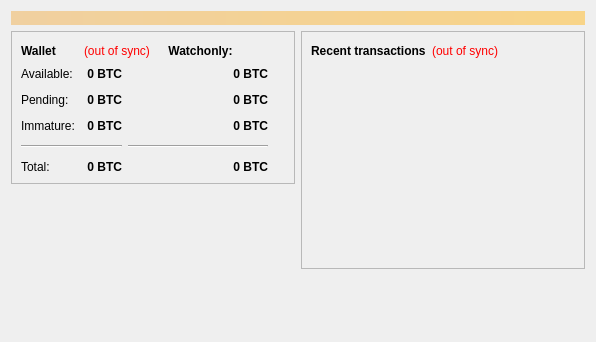
Above: src/qt/forms/overviewpage.ui from DGCDev/digitalcoin before the change. Below: the same form after it.
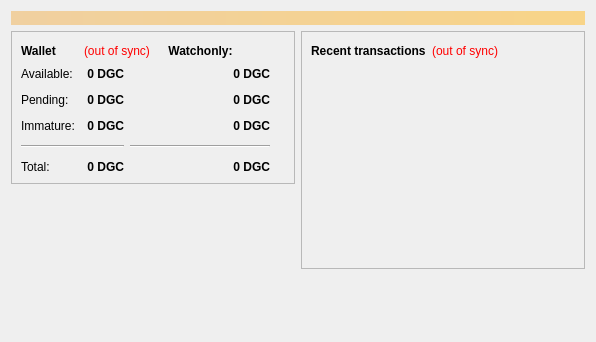
That is the form after the change.

Commit message: qt: Remove '0 BTC' placeholder from translation

What changed in the file:
```diff
--- a/src/qt/forms/overviewpage.ui
+++ b/src/qt/forms/overviewpage.ui
@@ -151,7 +151,7 @@
                  <string>Your current spendable balance</string>
                 </property>
                 <property name="text">
-                 <string notr="true">0 BTC</string>
+                 <string notr="true">0 DGC</string>
                 </property>
                 <property name="alignment">
                  <set>Qt::AlignRight|Qt::AlignTrailing|Qt::AlignVCenter</set>
@@ -183,7 +183,7 @@
                  <string>Total of transactions that have yet to be confirmed, and do not yet count toward the spendable balance</string>
                 </property>
                 <property name="text">
-                 <string notr="true">0 BTC</string>
+                 <string notr="true">0 DGC</string>
                 </property>
                 <property name="alignment">
                  <set>Qt::AlignRight|Qt::AlignTrailing|Qt::AlignVCenter</set>
@@ -215,7 +215,7 @@
                  <string>Mined balance that has not yet matured</string>
                 </property>
                 <property name="text">
-                 <string notr="true">0 BTC</string>
+                 <string notr="true">0 DGC</string>
                 </property>
                 <property name="alignment">
                  <set>Qt::AlignRight|Qt::AlignTrailing|Qt::AlignVCenter</set>
@@ -254,7 +254,7 @@
                  <string>Your current total balance</string>
                 </property>
                 <property name="text">
-                 <string notr="true">0 BTC</string>
+                 <string notr="true">0 DGC</string>
                 </property>
                 <property name="alignment">
                  <set>Qt::AlignRight|Qt::AlignTrailing|Qt::AlignVCenter</set>
@@ -292,7 +292,7 @@
                  <string>Your current balance in watchonly addresses</string>
                 </property>
                 <property name="text">
-                 <string>0 BTC</string>
+                 <string notr="true">0 DGC</string>
                 </property>
                 <property name="alignment">
                  <set>Qt::AlignRight|Qt::AlignTrailing|Qt::AlignVCenter</set>
@@ -317,7 +317,7 @@
                  <string>Unconfirmed transactions to watchonly addresses</string>
                 </property>
                 <property name="text">
-                 <string>0 BTC</string>
+                 <string notr="true">0 DGC</string>
                 </property>
                 <property name="alignment">
                  <set>Qt::AlignRight|Qt::AlignTrailing|Qt::AlignVCenter</set>
@@ -342,7 +342,7 @@
                  <string>Mined balance in watchonly addresses that has not yet matured</string>
                 </property>
                 <property name="text">
-                 <string>0 BTC</string>
+                 <string notr="true">0 DGC</string>
                 </property>
                 <property name="alignment">
                  <set>Qt::AlignRight|Qt::AlignTrailing|Qt::AlignVCenter</set>
@@ -386,7 +386,7 @@
                  <string>Current total balance in watchonly addresses</string>
                 </property>
                 <property name="text">
-                 <string>0 BTC</string>
+                 <string notr="true">0 DGC</string>
                 </property>
                 <property name="alignment">
                  <set>Qt::AlignRight|Qt::AlignTrailing|Qt::AlignVCenter</set>
```
